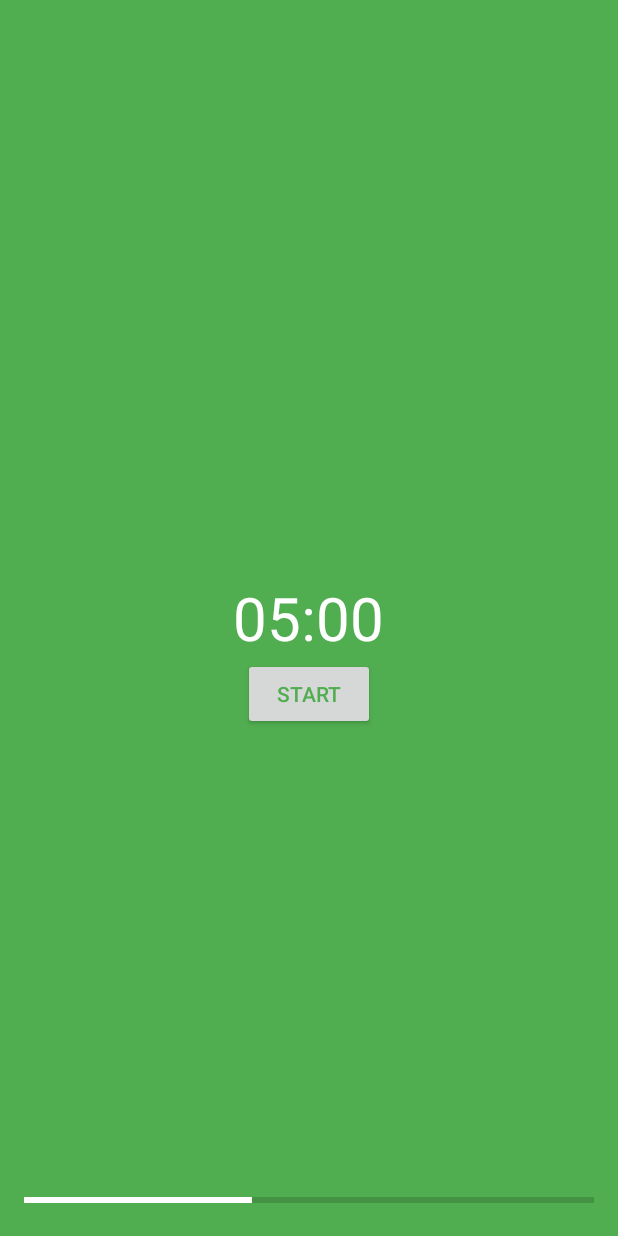
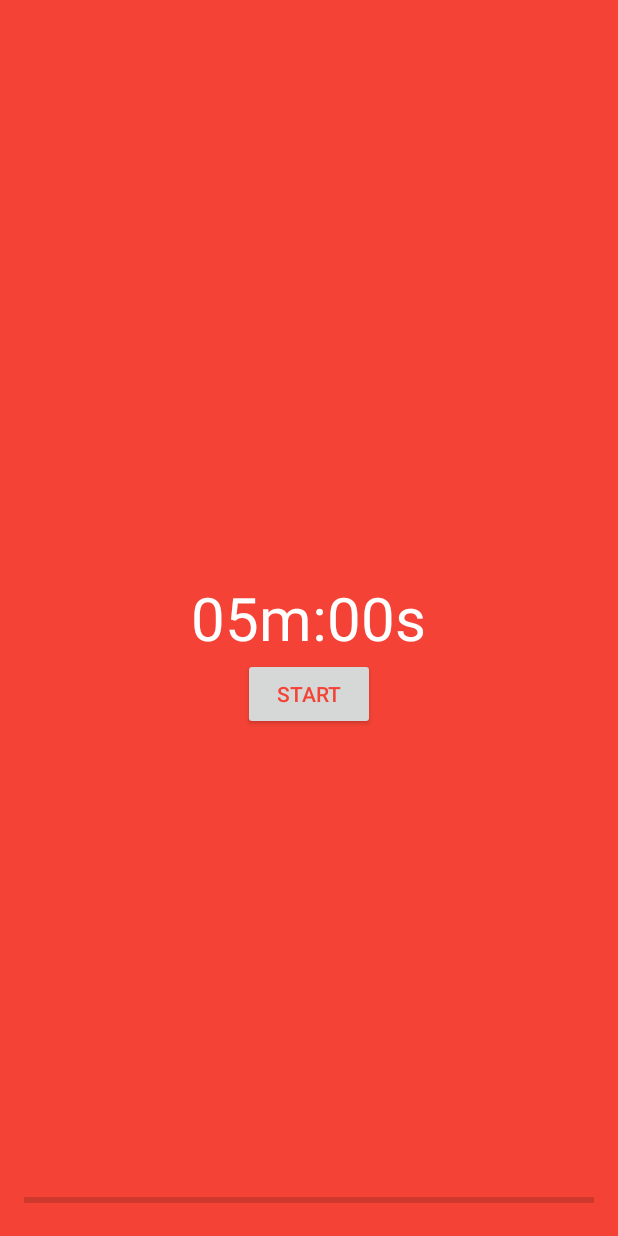
Before and after one commit to sazid/Done, an Android app: the screen it shows after launch (MainActivity), on a phone screen of 412 x 824 dp. Run offline under Robolectric (Android 15) with nearby library versions, the phone set to English and light mode, and no system bars.

Commit message:
Add progress bar change

```diff
--- /dev/null
+++ b/app/src/main/java/com/mohammedsazid/android/done/CounterClass.java
@@ -0,0 +1,51 @@
+package com.mohammedsazid.android.done;
+
+import android.os.CountDownTimer;
+import android.widget.ProgressBar;
+import android.widget.TextView;
+
+import java.util.concurrent.TimeUnit;
+
+/**
+ * Created by MohammedSazid on 2/19/2015.
+ */
+public class CounterClass extends CountDownTimer {
+
+    private TextView counterTextView;
+    private ProgressBar progressBar;
+
+    public CounterClass(
+            long millisInFuture,
+            long countDownInterval,
+            TextView view,
+            ProgressBar bar
+    ) {
+        super(millisInFuture, countDownInterval);
+        counterTextView = view;
+        progressBar = bar;
+    }
+
+    @Override
+    public void onTick(long millisUntilFinished) {
+        long millis = millisUntilFinished;
+
+        long minutes = TimeUnit.MILLISECONDS.toMinutes(millis) - TimeUnit.HOURS.toMinutes(
+                TimeUnit.MILLISECONDS.toHours(millis)
+        );
+
+        long seconds = TimeUnit.MILLISECONDS.toSeconds(millis) - TimeUnit.MINUTES.toSeconds(
+                TimeUnit.MILLISECONDS.toMinutes(millis)
+        );
+
+        String hms = String.format("%02dm:%02ds", minutes, seconds);
+
+        counterTextView.setText(hms);
+
+        progressBar.setProgress( (int) (100 / millis) );
+    }
+
+    @Override
+    public void onFinish() {
+
+    }
+}
--- a/app/src/main/java/com/mohammedsazid/android/done/MainActivity.java
+++ b/app/src/main/java/com/mohammedsazid/android/done/MainActivity.java
@@ -7,6 +7,7 @@ import android.support.v7.app.ActionBarActivity;
 import android.support.v7.app.ActionBar;
 import android.support.v4.app.Fragment;
 import android.os.Bundle;
+import android.util.Log;
 import android.view.LayoutInflater;
 import android.view.Menu;
 import android.view.MenuItem;
@@ -54,15 +55,17 @@ public class MainActivity extends FragmentActivity {
 //        return super.onOptionsItemSelected(item);
 //    }
 
-    /**
-     * A placeholder fragment containing a simple view.
-     */
-    public static class PlaceholderFragment extends Fragment {
+    public static class PlaceholderFragment extends Fragment implements View.OnClickListener {
+
+        private final String LOG_TAG = PlaceholderFragment.class.getSimpleName();
 
         private View backgroundView;
         private TextView timerTextView;
         private Button toggleBtn;
         private ProgressBar progressBar;
+
+        private ValueAnimator colorAnimator;
+        private CounterClass counter;
 
         public PlaceholderFragment() {
         }
@@ -74,29 +77,46 @@ public class MainActivity extends FragmentActivity {
             progressBar = (ProgressBar) rootView.findViewById(R.id.progressBar);
         }
 
+        private void bindListeners() {
+            toggleBtn.setOnClickListener(this);
+        }
+
+        @Override
+        public void onClick(View v) {
+            int id = v.getId();
+
+            if (id == R.id.button) {
+                colorAnimator.start();
+                counter.start();
+            }
+        }
+
         @Override
         public View onCreateView(LayoutInflater inflater, ViewGroup container,
                                  Bundle savedInstanceState) {
             View rootView = inflater.inflate(R.layout.fragment_main, container, false);
 
             bindViews(rootView);
+            bindListeners();
 
             Integer colorFrom = getResources().getColor(R.color.red_500);
             Integer colorTo = getResources().getColor(R.color.green_500);
 
-            ValueAnimator colorAnimator = ValueAnimator.ofObject(
+            colorAnimator = ValueAnimator.ofObject(
                     new ArgbEvaluator(), colorFrom, colorTo);
             colorAnimator.addUpdateListener(new ValueAnimator.AnimatorUpdateListener() {
                 @Override
                 public void onAnimationUpdate(ValueAnimator animation) {
                     backgroundView.setBackgroundColor((Integer) animation.getAnimatedValue());
                     toggleBtn.setTextColor((Integer) animation.getAnimatedValue());
-                    progressBar.setProgress(40);
+                    progressBar.setProgress((int) (animation.getAnimatedFraction() * 1000));
+//                    Log.v(LOG_TAG, String.valueOf((int) (animation.getAnimatedFraction() * 1000)));
                 }
             });
 
-            colorAnimator.setDuration(10000);
-            colorAnimator.start();
+            colorAnimator.setDuration(60 * 1000);
+
+            counter = new CounterClass(60 * 1000, 1000, timerTextView, progressBar);
 
             return rootView;
         }
--- a/app/src/main/res/layout/fragment_main.xml
+++ b/app/src/main/res/layout/fragment_main.xml
@@ -29,7 +29,8 @@
             android:layout_width="wrap_content"
             android:layout_height="wrap_content"
             android:id="@+id/progressBar"
-            android:progress="60"
+            android:progress="0"
+            android:max="1000"
             android:layout_alignParentBottom="true"
             android:layout_alignParentLeft="true"
             android:layout_alignParentStart="true"
--- a/app/src/main/res/menu/menu_main.xml
+++ /dev/null
@@ -1,6 +0,0 @@
-<menu xmlns:android="http://schemas.android.com/apk/res/android"
-    xmlns:app="http://schemas.android.com/apk/res-auto"
-    xmlns:tools="http://schemas.android.com/tools" tools:context=".MainActivity">
-    <item android:id="@+id/action_settings" android:title="@string/action_settings"
-        android:orderInCategory="100" app:showAsAction="never" />
-</menu>
--- a/app/src/main/res/values/strings.xml
+++ b/app/src/main/res/values/strings.xml
@@ -2,7 +2,6 @@
 <resources>
 
     <string name="app_name">Done</string>
-    <string name="timer_textView">05:00</string>
-    <string name="action_settings">Settings</string>
+    <string name="timer_textView">05m:00s</string>
 
 </resources>
```
